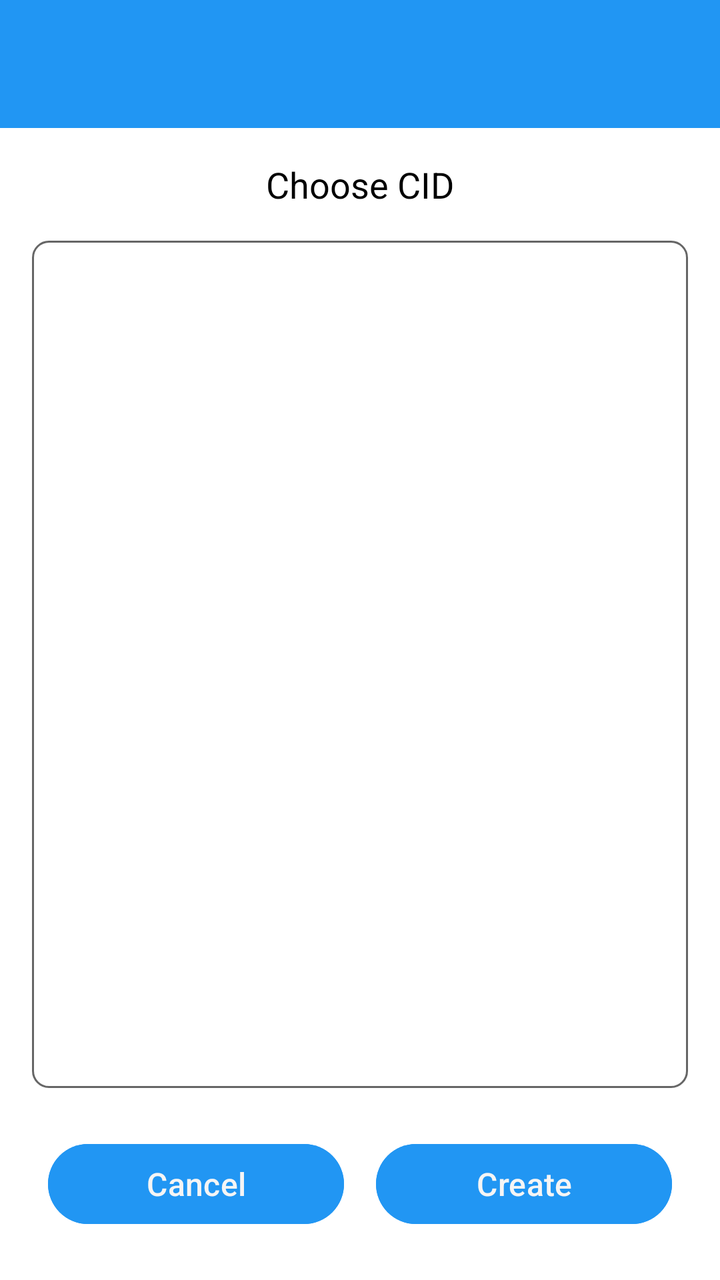
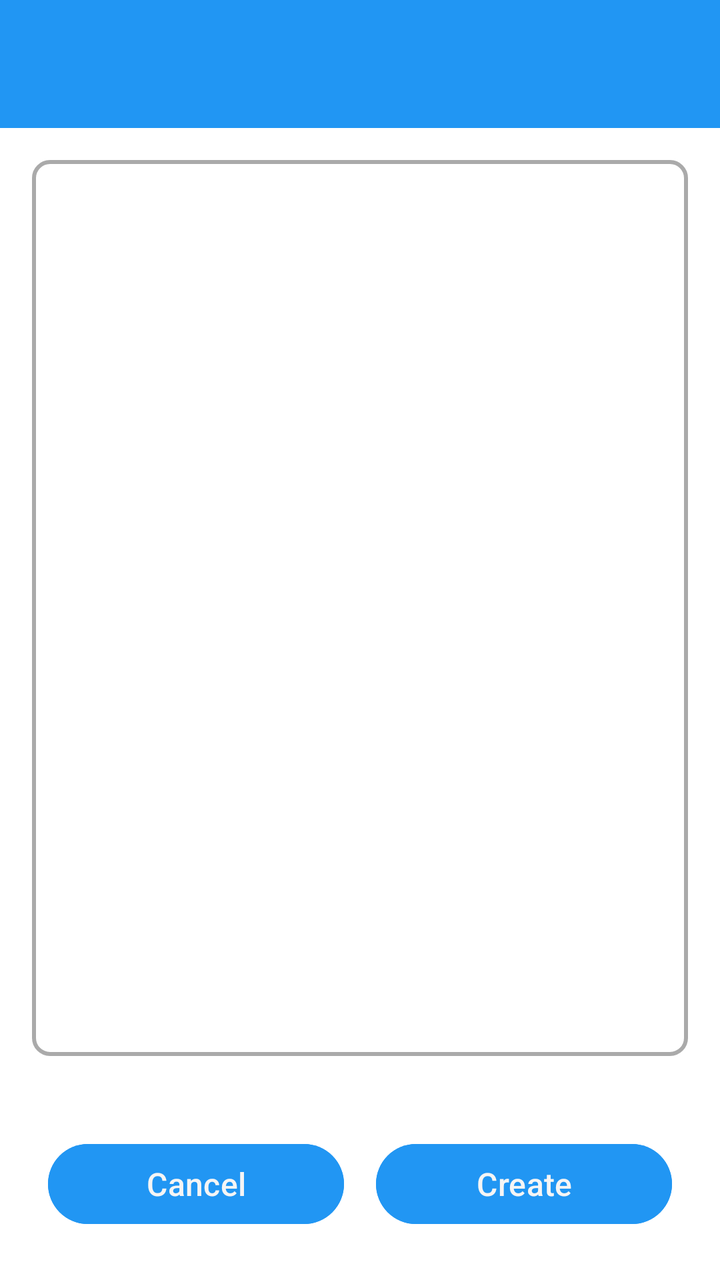

Screens rendered from an Android XML layout before and after an edit, with the pre-edit source and the edit as a unified diff.
<!-- AndroidManifest.xml: application theme Theme.Freer -->
<!-- res/layout/activity_choose_cid.xml -->
<?xml version="1.0" encoding="utf-8"?>
<LinearLayout xmlns:android="http://schemas.android.com/apk/res/android"
    android:layout_width="match_parent"
    android:layout_height="match_parent"
    android:orientation="vertical">

    <include layout="@layout/common_toolbar" />

    <TextView
        android:id="@+id/prompt_text"
        android:layout_width="match_parent"
        android:layout_height="wrap_content"
        android:layout_margin="16dp"
        android:text="@string/choose_cid"
        android:textSize="18sp"
        android:textColor="@color/text_color"
        android:gravity="center" />

    <ScrollView
        android:layout_width="match_parent"
        android:layout_height="0dp"
        android:layout_weight="1"
        android:layout_marginHorizontal="16dp"
        android:background="@drawable/container_outline"
        android:padding="8dp">

        <LinearLayout
            android:id="@+id/cid_list_container"
            android:layout_width="match_parent"
            android:layout_height="wrap_content"
            android:orientation="vertical" />

    </ScrollView>

    <LinearLayout
        android:layout_width="match_parent"
        android:layout_height="wrap_content"
        android:orientation="horizontal"
        android:layout_margin="16dp">

        <Button
            android:id="@+id/cancel_button"
            style="@style/ButtonStyle"
            android:layout_width="0dp"
            android:layout_height="wrap_content"
            android:layout_weight="1"
            android:layout_marginEnd="8dp"
            android:text="@string/cancel" />

        <Button
            android:id="@+id/create_button"
            style="@style/ButtonStyle"
            android:layout_width="0dp"
            android:layout_height="wrap_content"
            android:layout_weight="1"
            android:layout_marginStart="8dp"
            android:text="@string/create" />

    </LinearLayout>

</LinearLayout>
<!-- res/layout/common_toolbar.xml (included above) -->
<?xml version="1.0" encoding="utf-8"?>
<androidx.appcompat.widget.Toolbar xmlns:android="http://schemas.android.com/apk/res/android"
    xmlns:app="http://schemas.android.com/apk/res-auto"
    android:id="@+id/toolbar"
    android:layout_width="match_parent"
    android:layout_height="?attr/actionBarSize"
    android:background="@color/colorAccent"
    android:theme="@style/ThemeOverlay.Freer.Toolbar">

    <LinearLayout
        android:id="@+id/toolbar_fid_container"
        android:layout_width="wrap_content"
        android:layout_height="match_parent"
        android:layout_gravity="end"
        android:orientation="horizontal"
        android:gravity="center_vertical"
        android:paddingEnd="4dp"
        android:paddingStart="16dp"
        android:visibility="gone"
        android:clickable="true"
        android:focusable="true"
        android:background="?android:attr/selectableItemBackground">

        <TextView
            android:id="@+id/toolbar_fid_text"
            android:layout_width="wrap_content"
            android:layout_height="wrap_content"
            android:layout_marginEnd="8dp"
            android:text="FID123456789..."
            android:textColor="@android:color/white"
            android:textSize="14sp"
            android:maxLines="1"
            android:ellipsize="none" />

        <ImageView
            android:id="@+id/toolbar_avatar"
            android:layout_width="42dp"
            android:layout_height="42dp"
            android:background="@color/colorAccent"
            android:scaleType="centerCrop"
            android:contentDescription="@string/avatar" />

    </LinearLayout>

</androidx.appcompat.widget.Toolbar>
<!-- resources referenced by this layout -->
<resources>
  <color name="colorAccent">#2196F3</color>
  <color name="text_color">#000000</color>
  <!-- drawable container_outline (drawable) -->
  <?xml version="1.0" encoding="utf-8"?>
  <shape xmlns:android="http://schemas.android.com/apk/res/android"
      android:shape="rectangle">
      <stroke
          android:width="1dp"
          android:color="@color/outline_heavy" />
      <corners android:radius="8dp" />
  </shape>
  <string name="avatar">Avatar</string>
  <string name="cancel">Cancel</string>
  <string name="choose_cid">Choose CID</string>
  <string name="create">Create</string>
  <style name="ButtonStyle">
          <item name="android:textColor">@color/main_background</item>
          <item name="android:backgroundTint">@color/colorAccent</item>
          <item name="android:paddingStart">8dp</item>
          <item name="android:paddingEnd">8dp</item>
          <item name="android:paddingTop">8dp</item>
          <item name="android:paddingBottom">8dp</item>
          <item name="android:textSize">16sp</item>
          <item name="android:textAllCaps">false</item>
          <item name="android:layout_width">wrap_content</item>
          <item name="android:layout_height">@dimen/button_height</item>
          <item name="android:layout_weight">1</item>
          <item name="android:layout_marginStart">4dp</item>
          <item name="android:layout_marginEnd">4dp</item>
          <item name="android:layout_margin">8dp</item>
          <item name="android:layout_gravity">center</item>
      </style>
  <style name="ThemeOverlay.Freer.Toolbar" parent="ThemeOverlay.AppCompat.ActionBar">
          <item name="android:textColorPrimary">@color/main_background</item>
          <item name="android:textColorSecondary">@color/main_background</item>
      </style>
  <style name="Theme.Freer" parent="Base.Theme.Freer" />
  <color name="outline_heavy">#666666</color>
  <color name="main_background">#F5F5F5</color>
  <dimen name="button_height">52dp</dimen>
  <style name="Base.Theme.Freer" parent="Theme.Material3.DayNight.NoActionBar">
          <item name="colorPrimary">#2196F3</item>
          <item name="colorAccent">#2196F3</item>
          <item name="android:windowBackground">#FFFFFF</item>
          
          <item name="android:windowLayoutInDisplayCutoutMode">shortEdges</item>
          <item name="android:enforceNavigationBarContrast">false</item>
          <item name="android:enforceStatusBarContrast">false</item>
          <item name="android:statusBarColor">@android:color/transparent</item>
          <item name="android:navigationBarColor">@android:color/transparent</item>
          <item name="android:windowLightStatusBar">true</item>
          <item name="android:windowLightNavigationBar">true</item>
      </style>
</resources>

<!-- the commit's change to res/layout/activity_choose_cid.xml (unified diff, before → after) -->
@@ -6,21 +6,11 @@
 
     <include layout="@layout/common_toolbar" />
 
-    <TextView
-        android:id="@+id/prompt_text"
-        android:layout_width="match_parent"
-        android:layout_height="wrap_content"
-        android:layout_margin="16dp"
-        android:text="@string/choose_cid"
-        android:textSize="18sp"
-        android:textColor="@color/text_color"
-        android:gravity="center" />
-
     <ScrollView
         android:layout_width="match_parent"
         android:layout_height="0dp"
         android:layout_weight="1"
-        android:layout_marginHorizontal="16dp"
+        android:layout_margin="16dp"
         android:background="@drawable/container_outline"
         android:padding="8dp">
 
@@ -66,7 +56,7 @@
     android:id="@+id/toolbar"
     android:layout_width="match_parent"
     android:layout_height="?attr/actionBarSize"
-    android:background="@color/colorAccent"
+    android:background="@color/accent"
     android:theme="@style/ThemeOverlay.Freer.Toolbar">
 
     <LinearLayout
@@ -75,30 +65,31 @@
         android:layout_height="match_parent"
         android:layout_gravity="end"
         android:orientation="horizontal"
-        android:gravity="center_vertical"
-        android:paddingEnd="4dp"
-        android:paddingStart="16dp"
+        android:gravity="end|center_vertical"
         android:visibility="gone"
         android:clickable="true"
         android:focusable="true"
+        android:paddingStart="8dp"
+        android:paddingEnd="16dp"
         android:background="?android:attr/selectableItemBackground">
 
         <TextView
             android:id="@+id/toolbar_fid_text"
-            android:layout_width="wrap_content"
+            android:layout_width="130dp"
             android:layout_height="wrap_content"
-            android:layout_marginEnd="8dp"
-            android:text="FID123456789..."
-            android:textColor="@android:color/white"
+            android:textColor="@color/main_background"
+            android:paddingStart="8dp"
+            android:paddingEnd="4dp"
             android:textSize="14sp"
             android:maxLines="1"
-            android:ellipsize="none" />
+            android:gravity="end"
+            android:ellipsize="middle" />
 
         <ImageView
             android:id="@+id/toolbar_avatar"
             android:layout_width="42dp"
             android:layout_height="42dp"
-            android:background="@color/colorAccent"
+            android:background="@color/accent"
             android:scaleType="centerCrop"
             android:contentDescription="@string/avatar" />
 
<!-- resource entries referenced after the edit -->
@@ -1,23 +1,23 @@
 <!-- resources referenced by this layout -->
 <resources>
-  <color name="colorAccent">#2196F3</color>
-  <color name="text_color">#000000</color>
+  <color name="accent">#2196F3</color>
   <!-- drawable container_outline (drawable) -->
   <?xml version="1.0" encoding="utf-8"?>
   <shape xmlns:android="http://schemas.android.com/apk/res/android"
-      android:shape="rectangle">
+      android:shape="rectangle"
+      >
+      <solid android:color="#00000000" />
       <stroke
-          android:width="1dp"
-          android:color="@color/outline_heavy" />
+          android:width="2dp"
+          android:color="@color/container_outline" />
       <corners android:radius="8dp" />
   </shape>
   <string name="avatar">Avatar</string>
   <string name="cancel">Cancel</string>
-  <string name="choose_cid">Choose CID</string>
   <string name="create">Create</string>
   <style name="ButtonStyle">
           <item name="android:textColor">@color/main_background</item>
-          <item name="android:backgroundTint">@color/colorAccent</item>
+          <item name="android:backgroundTint">@color/accent</item>
           <item name="android:paddingStart">8dp</item>
           <item name="android:paddingEnd">8dp</item>
           <item name="android:paddingTop">8dp</item>
@@ -37,7 +37,7 @@
           <item name="android:textColorSecondary">@color/main_background</item>
       </style>
   <style name="Theme.Freer" parent="Base.Theme.Freer" />
-  <color name="outline_heavy">#666666</color>
+  <color name="container_outline">#AAAAAA</color>
   <color name="main_background">#F5F5F5</color>
   <dimen name="button_height">52dp</dimen>
   <style name="Base.Theme.Freer" parent="Theme.Material3.DayNight.NoActionBar">
